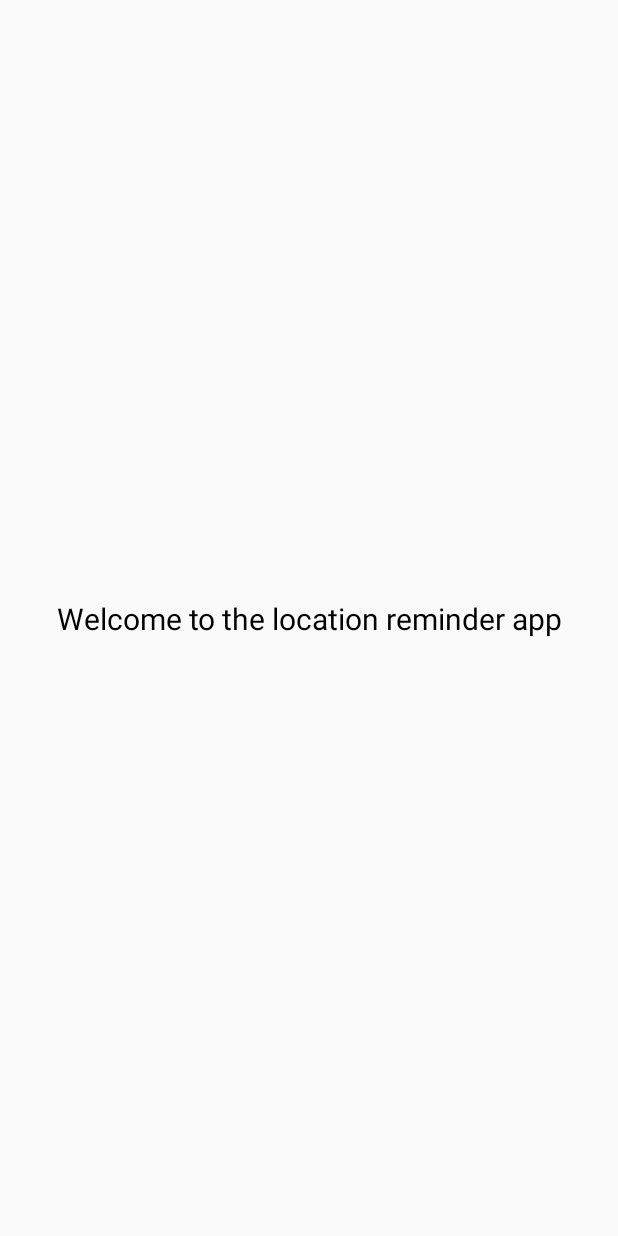
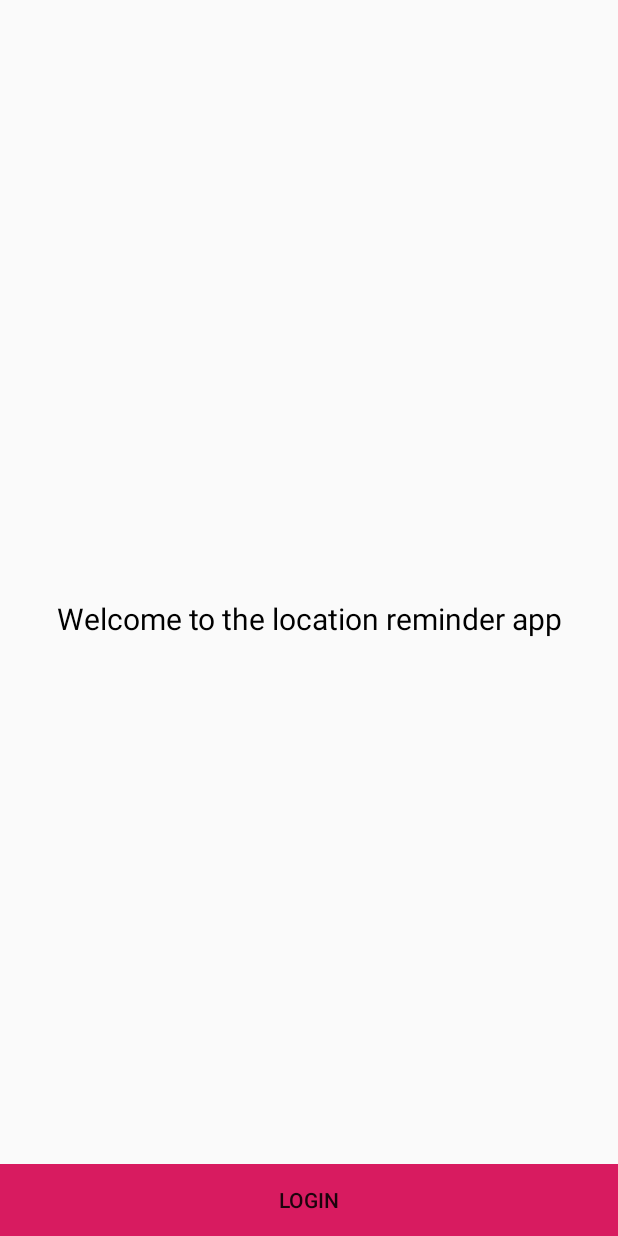
Before and after one commit to MustafaZakria/LocationReminderApp-FWD, an Android app: the layout activity_authentication.xml on its own in the app's theme, with its tools: preview values and no code run, on a phone screen of 412 x 824 dp. Run offline under Robolectric (Android 15) with nearby library versions, the phone set to English and light mode, and no system bars.

Commit message:
implemented firebase authentication

```diff
--- a/app/build.gradle
+++ b/app/build.gradle
@@ -61,6 +61,7 @@ dependencies {
     implementation 'androidx.appcompat:appcompat:1.5.1'
     implementation "androidx.constraintlayout:constraintlayout:$constraintVersion"
     implementation 'com.google.firebase:firebase-auth-ktx:21.1.0'
+    implementation 'com.firebaseui:firebase-ui-auth:8.0.2'
     kapt "androidx.lifecycle:lifecycle-compiler:$archLifecycleVersion"
     implementation "androidx.lifecycle:lifecycle-extensions:$lifecycleVersionExtenstions"
     implementation "androidx.lifecycle:lifecycle-viewmodel-ktx:$archLifecycleVersion"
--- a/app/src/main/java/com/udacity/project4/utils/Constants.kt
+++ b/app/src/main/java/com/udacity/project4/utils/Constants.kt
@@ -18,4 +18,6 @@ object Constants {
     const val EXTRA_GEOFENCE_INDEX = "GEOFENCE_INDEX"
     val GEOFENCE_EXPIRATION_IN_MILLISECONDS: Long = TimeUnit.HOURS.toMillis(1)
 
+
+    const val SIGN_IN_REQUEST_CODE = 0
 }
--- a/app/src/main/res/layout/activity_authentication.xml
+++ b/app/src/main/res/layout/activity_authentication.xml
@@ -17,4 +17,16 @@
         app:layout_constraintStart_toStartOf="parent"
         app:layout_constraintTop_toTopOf="parent" />
 
+    <Button
+        android:id="@+id/btnLogin"
+        android:layout_width="match_parent"
+        android:layout_height="wrap_content"
+        app:layout_constraintBottom_toBottomOf="parent"
+        app:layout_constraintEnd_toEndOf="parent"
+        app:layout_constraintStart_toStartOf="parent"
+        android:text="@string/login"
+        android:layout_margin="0dp"
+        style="?android:attr/borderlessButtonStyle"
+        android:background="@color/colorAccent"/>
+
 </androidx.constraintlayout.widget.ConstraintLayout>
```
Also changed, not shown: app/src/main/AndroidManifest.xml (+5 -2 lines), app/src/main/java/com/udacity/project4/authentication/AuthenticationActivity.kt (+76 -2 lines), app/src/main/java/com/udacity/project4/authentication/FirebaseUserLiveData.kt (added, +35 -0 lines), app/src/main/java/com/udacity/project4/authentication/LoginViewModel.kt (added, +20 -0 lines), app/src/main/java/com/udacity/project4/locationreminders/RemindersActivity.kt (+7 -1 lines), app/src/main/res/values/styles.xml (+7 -0 lines), 1 other file.
